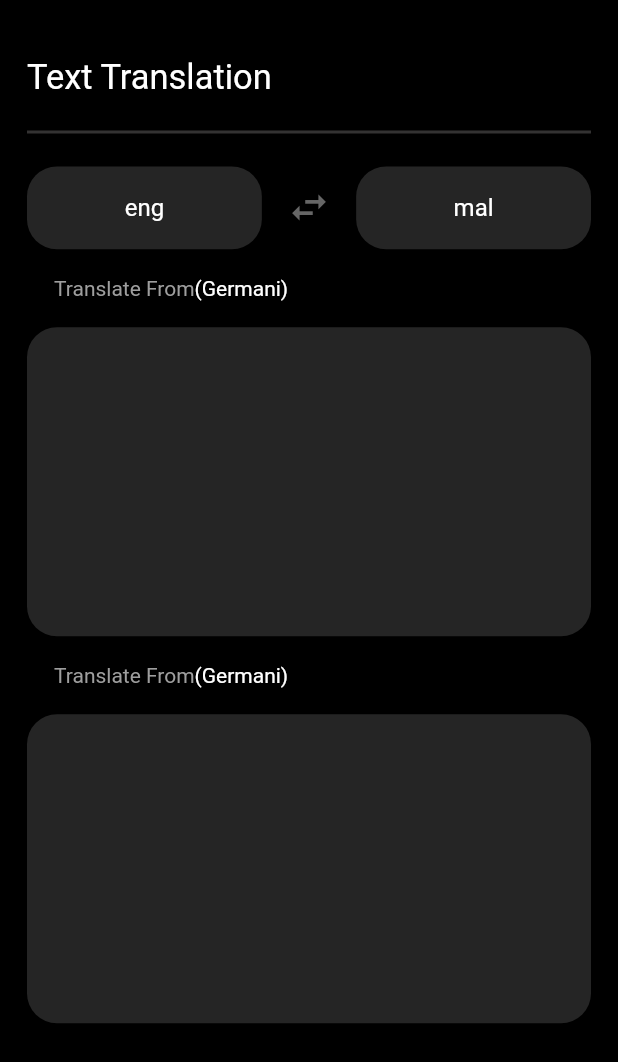
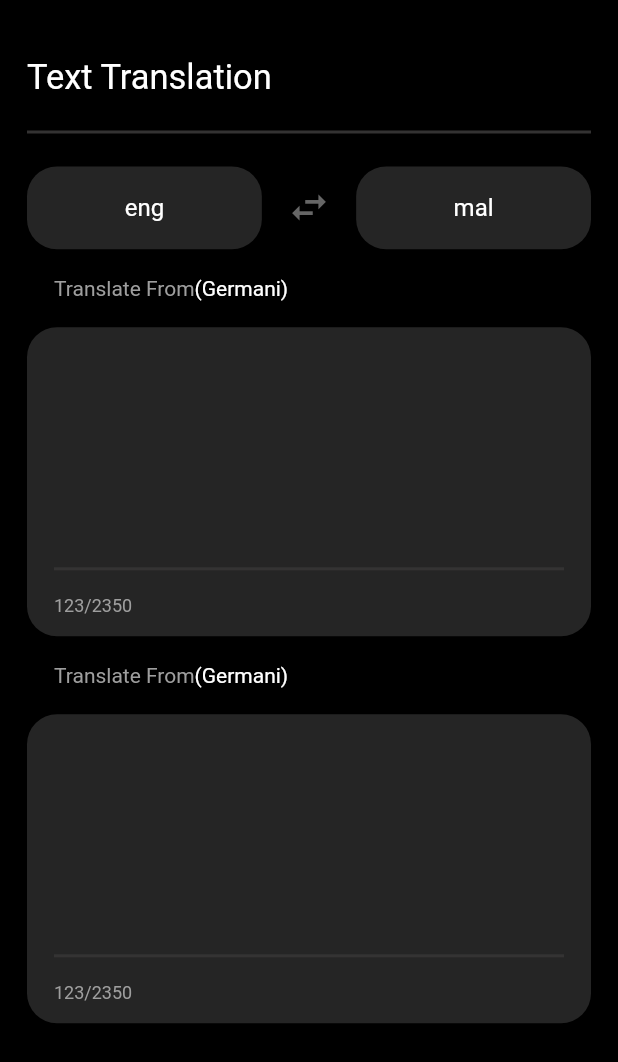
Before and after one commit to akhilbabu759/gtreansalte, a Flutter app: the screen it shows after launch, on a phone screen of 412 x 824 dp. Shown: the top 1062 px of the screen. Run offline on Flutter 3.47's test engine with Material 2 defaults, Android fonts, the phone set to English and light mode, and no system bars; our stand-ins replace get.

Commit message:
baseurl and end url added and aaded const in entire design

```diff
--- /dev/null
+++ b/lib/common/api/base_url.dart
@@ -0,0 +1,3 @@
+class BaseUrl{
+  final baseurl='https://google-translate1.p.rapidapi.com/language/translate/v2';
+}
--- /dev/null
+++ b/lib/common/api/end_url.dart
@@ -0,0 +1,5 @@
+class EndUrl{
+  final detect='/detect';
+  final getlanguge='/languages';
+
+}
--- a/lib/core/style_color.dart
+++ b/lib/core/style_color.dart
@@ -4,6 +4,6 @@ class AppStyle{
   final kblack=Colors.black;
   final kbutton=const Color.fromARGB(255, 37, 37, 37);
   final textColor=Colors.white;
-  final kDividerColor=Color.fromARGB(251, 52, 51, 51);
-  final Kgray=Colors.grey[500];
+  final kDividerColor=const Color.fromARGB(251, 52, 51, 51);
+  final kgray=Colors.grey[500];
 }
--- a/lib/main.dart
+++ b/lib/main.dart
@@ -2,14 +2,14 @@ import 'package:flutter/material.dart';
 import 'package:get/get.dart';
 import 'package:z_translate/page/home/view/home.dart';
 void main(List<String> args) {
-  runApp(MyApp());
+  runApp(const MyApp());
 }
 class MyApp extends StatelessWidget {
   const MyApp({super.key});
 
   @override
   Widget build(BuildContext context) {
-    return  GetMaterialApp(debugShowCheckedModeBanner: false,
+    return  const GetMaterialApp(debugShowCheckedModeBanner: false,
 
       home: Home(),
     );
--- a/lib/page/home/view/home.dart
+++ b/lib/page/home/view/home.dart
@@ -1,5 +1,5 @@
 import 'package:flutter/material.dart';
-import 'package:get/get.dart';
+
 import 'package:z_translate/core/style_color.dart';
 import 'package:z_translate/page/home/view/widget/common_button.dart';
 import 'package:z_translate/page/home/view/widget/heading_outputcontainer.dart';
@@ -17,7 +17,7 @@ class Home extends StatelessWidget {
         padding: const EdgeInsets.all(18.0),
         child: Column(
           children: [
-            SizedBox(
+            const SizedBox(
               height: 20,
             ),
             Row(
@@ -28,17 +28,17 @@ class Home extends StatelessWidget {
                 )
               ],
             ),
-            SizedBox(
+            const SizedBox(
               height: 15,
             ),
             Divider(
               color: AppStyle().kDividerColor,
               thickness: 2,
             ),
-            SizedBox(
+            const SizedBox(
               height: 15,
             ),
-            Row(
+            const Row(
               mainAxisAlignment: MainAxisAlignment.spaceBetween,
               children: [
                 Cbutton(tex: 'eng'),
@@ -50,10 +50,10 @@ class Home extends StatelessWidget {
                 Cbutton(tex: 'mal'),
               ],
             ),
-            HeadingOutputContainer(),
-            OutputContainer(),
-            HeadingOutputContainer(),
-            OutputContainer(),
+            const HeadingOutputContainer(),
+            const OutputContainer(),
+            const HeadingOutputContainer(),
+            const OutputContainer(),
           ],
         ),
       )),
--- a/lib/page/home/view/widget/heading_outputcontainer.dart
+++ b/lib/page/home/view/widget/heading_outputcontainer.dart
@@ -14,7 +14,7 @@ class HeadingOutputContainer extends StatelessWidget {
         children: [
           Text(
             'Translate From',
-            style: TextStyle(color: AppStyle().Kgray),
+            style: TextStyle(color: AppStyle().kgray),
           ),
           Text(
             '(Germani)',
--- a/lib/page/home/view/widget/output_container.dart
+++ b/lib/page/home/view/widget/output_container.dart
@@ -10,9 +10,38 @@ class OutputContainer extends StatelessWidget {
   @override
   Widget build(BuildContext context) {
     return Container(
-      decoration: BoxDecoration(borderRadius: BorderRadius.circular(20),
+      decoration: BoxDecoration(
+        borderRadius: BorderRadius.circular(20),
         color: AppStyle().kbutton,
-      ),height: Get.size.height*0.25,
+      ),
+      height: Get.size.height * 0.25,
+      child: Padding(
+        padding: const EdgeInsets.only(left: 18.0, right: 18, top: 18),
+        child: Column(
+            mainAxisAlignment: MainAxisAlignment.spaceBetween,
+            children: [
+              const Text(''),
+              Column(
+                crossAxisAlignment: CrossAxisAlignment.start,
+                children: [
+                  Divider(
+                    color: AppStyle().kDividerColor,
+                    thickness: 2,
+                  ),
+                  const SizedBox(
+                    height: 10,
+                  ),
+                  Text(
+                    '123/2350',
+                    style: TextStyle(color: AppStyle().kgray, fontSize: 12),
+                  ),
+                  const SizedBox(
+                    height: 13,
+                  ),
+                ],
+              ),
+            ]),
+      ),
     );
   }
 }
```
